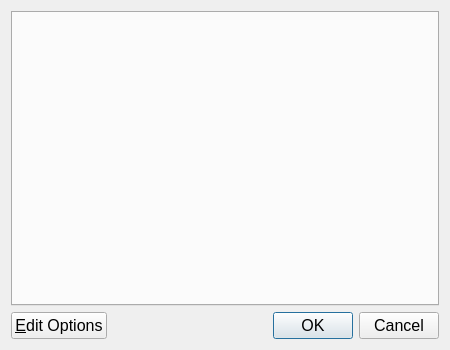
procount/pinn, file recovery/confeditdialog.ui: the form before one commit.
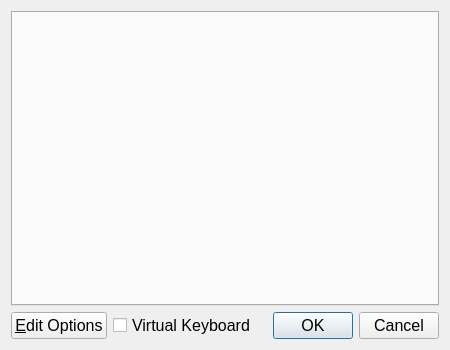
The form after the commit.

Commit message:
p3.3.2 Working virtual keyboard for options dialog
Ported new cec & joy structure from mcn
Add VirtualKeyboard (check Joystick window/menu)
Add Joystick to kernel & buildroot. Add Ccache
fixed joystick. Fixed silent network install
Update docs & TS

What changed in the file:
```diff
--- a/recovery/confeditdialog.ui
+++ b/recovery/confeditdialog.ui
@@ -40,6 +40,13 @@
        </property>
       </widget>
      </item>
+     <item>
+      <widget class="QCheckBox" name="cbvk">
+       <property name="text">
+        <string>Virtual Keyboard</string>
+       </property>
+      </widget>
+     </item>
      <item>
       <widget class="QDialogButtonBox" name="buttonBox">
        <property name="orientation">
```
The commit also changes 64 other files.
